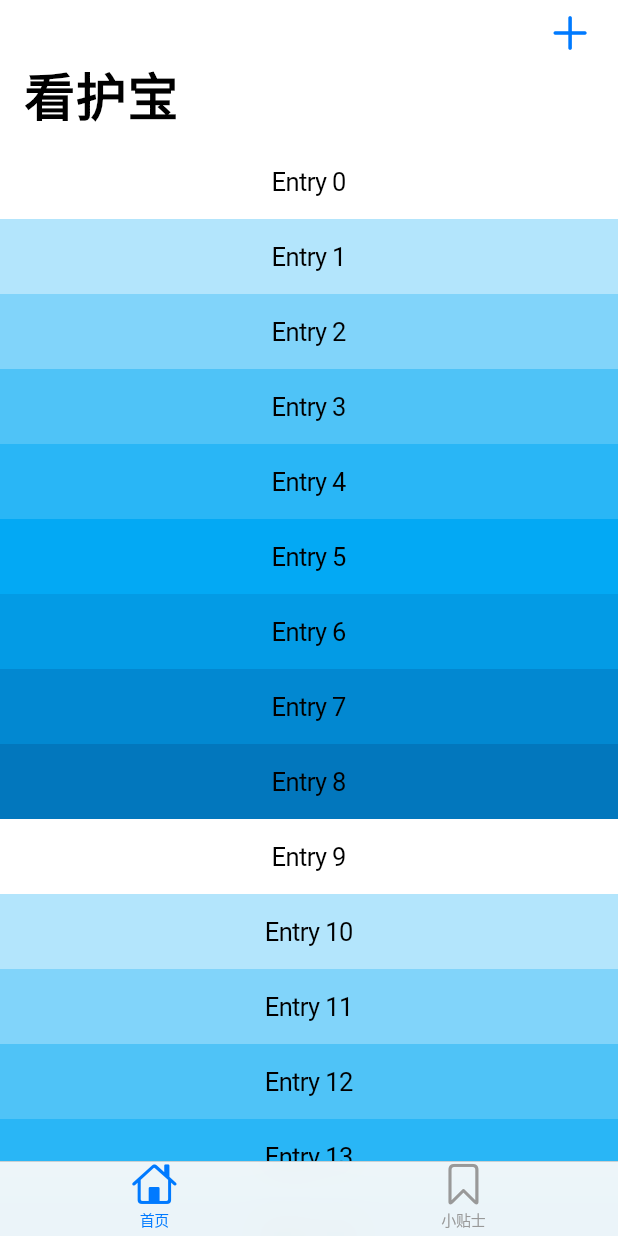
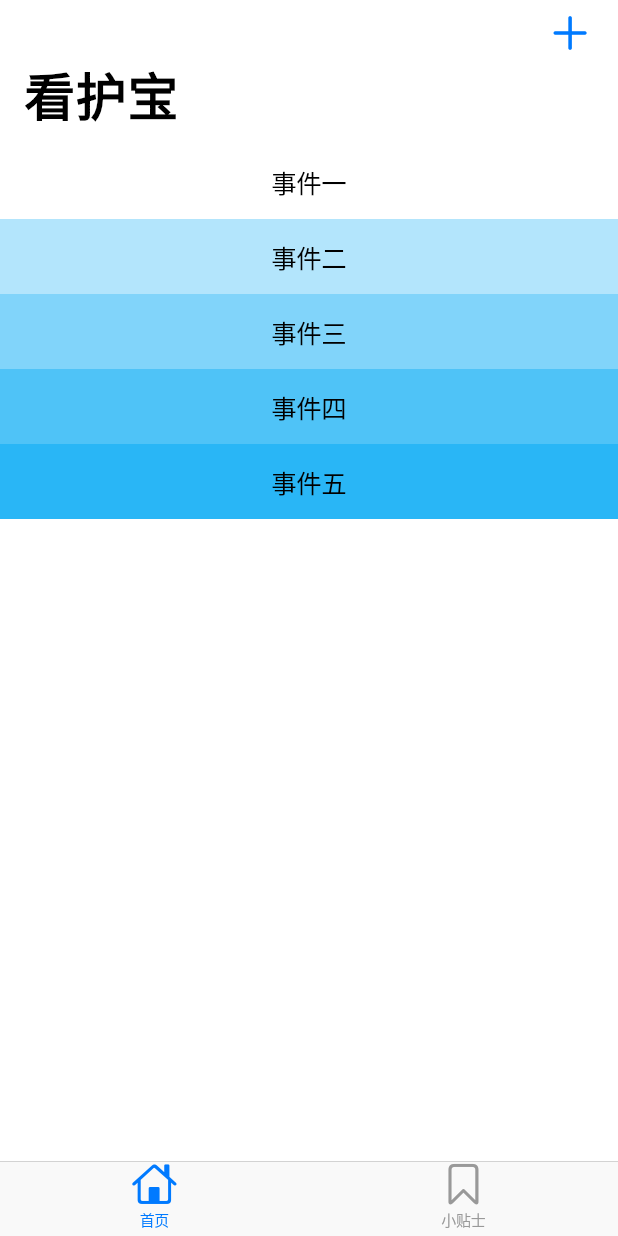
Before and after one commit to andychucs/HealthcareToDo, a Flutter app: the screen it shows after launch, on a phone screen of 412 x 824 dp. Run offline on Flutter 3.47's test engine with Material 2 defaults, Android fonts, the phone set to English and light mode, and no system bars; drawn by our look-alikes of flutter_slidable; our stand-ins replace flutter_markdown; missing offline and left inert: event_tool.

Commit message:
add event list test

```diff
--- a/lib/home_page_tab.dart
+++ b/lib/home_page_tab.dart
@@ -7,10 +7,9 @@ import 'package:provider/provider.dart';
 import 'package:flutter_slidable/flutter_slidable.dart';
 import 'dart:ui' as ui;
 
+List<String> eventName = <String>['事件一', '事件二', '事件三', '事件四', '事件五'];
 
 class HomePageTab extends StatelessWidget {
-
-
   @override
   Widget build(BuildContext context) {
     Event event = Event(
@@ -24,8 +23,6 @@ class HomePageTab extends StatelessWidget {
     );
 
     event.title = 'TEST';
-
-    final List<String> entries = <String>['A', 'B', 'C'];
     final List<int> colorCodes = <int>[600, 500, 100];
 
     return CupertinoPageScaffold(
@@ -34,7 +31,7 @@ class HomePageTab extends StatelessWidget {
           CupertinoSliverNavigationBar(
             largeTitle: Text(S.of(context).app_name),
             trailing: GestureDetector(
-              onTap: () => showEventDialog(context, true),
+              onTap: () => eventName.add('测试事件'),
               child: Icon(CupertinoIcons.add),
             ),
           ),
@@ -45,12 +42,8 @@ class HomePageTab extends StatelessWidget {
               delegate: SliverChildBuilderDelegate(
                 (BuildContext context, int index) {
                   return buildSlidable(index, event, context);
-//                    Container(
-//                    alignment: Alignment.center,
-//                    color: Colors.lightBlue[100 * (index % 9)],
-//                    child: Text('List Item $index'),
-//                  );
                 },
+                childCount: eventName.length,
               ),
             ),
           ),
@@ -71,8 +64,7 @@ class HomePageTab extends StatelessWidget {
 //        ));
   }
 
-  Slidable buildSlidable(
-      int index, Event event, BuildContext context) {
+  Slidable buildSlidable(int index, Event event, BuildContext context) {
     return Slidable(
       key: ValueKey(index),
       actionPane: SlidableDrawerActionPane(),
@@ -109,7 +101,7 @@ class HomePageTab extends StatelessWidget {
       ),
       child: Container(
           color: Colors.lightBlue[100 * (index % 9)],
-          child: Center(child: Text('Entry $index'))),
+          child: Center(child: Text('${eventName[index]}'))),
     );
   }
 }
```
